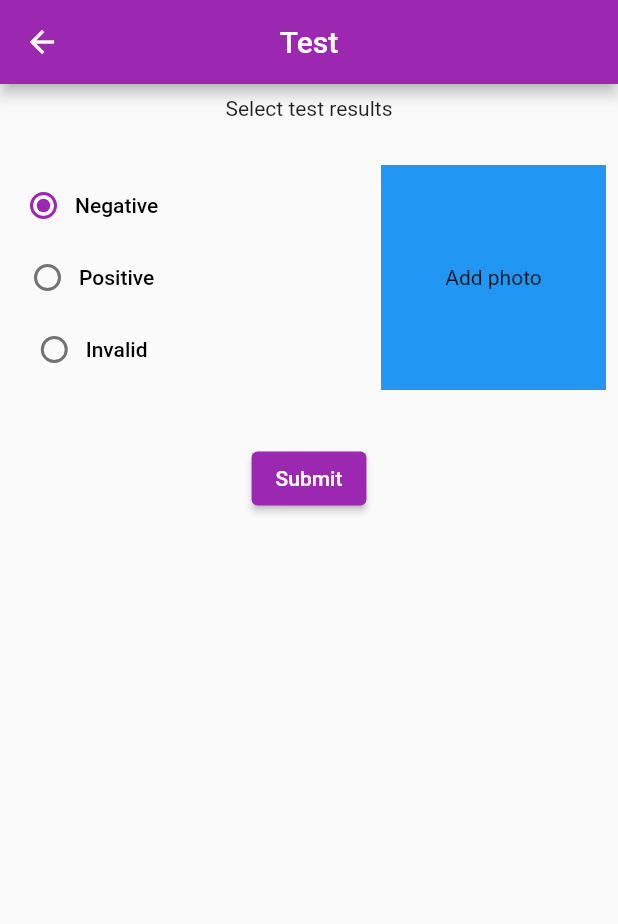
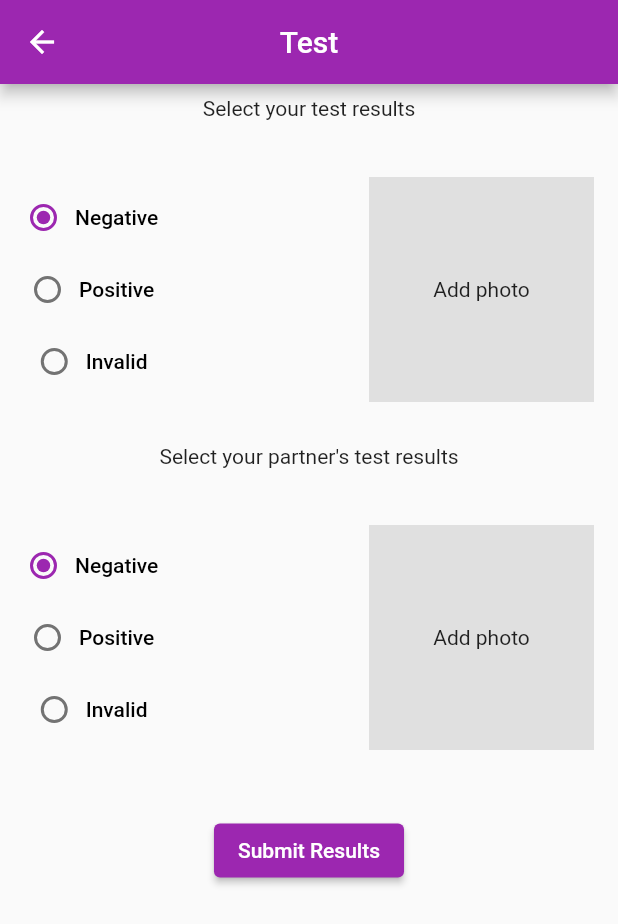
Before and after one commit to CharlesMuchogo/Smart_Test, a Flutter app: the Homepage screen opened directly, after a tap on "Couple", on a phone screen of 412 x 824 dp. Shown: the top 924 px of the screen. Run offline on Flutter 3.47's test engine with Material 2 defaults, Android fonts, the phone set to English and light mode, and no system bars; our stand-ins replace dio, equatable, firebase_core, firebase_storage, flutter_bloc, hydrated_bloc and 3 more; accounts and stored records are empty.

Commit message:
Added Partner test results

```diff
--- a/lib/Presentation/home.dart
+++ b/lib/Presentation/home.dart
@@ -72,7 +72,7 @@ class Homepage extends StatelessWidget {
               children: [
                 GestureDetector(
                   onTap: (){
-                    Navigator.push(context, PageTransition(type: PageTransitionType.fade, child: TestPage()));
+                    Navigator.push(context, PageTransition(type: PageTransitionType.fade, child: TestPage(couples: false,)));
 
                   },
                   child: Column(
@@ -96,7 +96,7 @@ class Homepage extends StatelessWidget {
                 ),
                 GestureDetector(
                   onTap: (){
-                    Navigator.push(context, PageTransition(type: PageTransitionType.fade, child: TestPage()));
+                    Navigator.push(context, PageTransition(type: PageTransitionType.fade, child: TestPage(couples: true,)));
                   },
                   child: Column(
                     children: [
--- a/lib/Presentation/testpage.dart
+++ b/lib/Presentation/testpage.dart
@@ -14,7 +14,9 @@ import '../common/enums.dart';
 // ... (other code)
 
 class TestPage extends StatefulWidget {
-  const TestPage({Key? key}) : super(key: key);
+  const TestPage({Key? key, required this.couples}) : super(key: key);
+
+  final bool couples;
 
   @override
   State<TestPage> createState() => _TestPageState();
@@ -25,7 +27,18 @@ class _TestPageState extends State<TestPage> {
   var imageFile;
   var imageUrl;
 
+
+
   bool hasImage = false;
+  bool showError = false;
+  //partner
+
+  var partnerImageFile;
+  var partnerImageUrl;
+
+  bool hasPartnerImage = false;
+  bool showPartnerError = false;
+
 
   ResultsBloc resultsBloc = ResultsBloc();
 
@@ -90,10 +103,13 @@ class _TestPageState extends State<TestPage> {
         create: (context) => resultsBloc,
         child: Padding(
           padding: const EdgeInsets.all(8.0),
+          child: SingleChildScrollView(
             child: Column(
               mainAxisAlignment: MainAxisAlignment.start,
               children: [
-              Center(child: Text("Select test results"),),
+                Column(
+                  children: [
+                    Center(child: Text("Select your test results"),),
                     SizedBox(height: 30,),
                     Row(
                       mainAxisAlignment: MainAxisAlignment.spaceBetween,
@@ -136,14 +152,88 @@ class _TestPageState extends State<TestPage> {
 
                         GestureDetector(
                             onTap: _pickImage,
+                            child: Column(
+                              children: [
+                                Padding(
+                                  padding: const EdgeInsets.all(8.0),
                                   child: Container(
-                        height: 150, width: 150, color: Colors.blue,
+                                    height: 150, width: 150, color: Colors.grey.shade300,
                                     child: hasImage ? Image.file(imageFile) : Center(
                                       child: Text("Add photo"),),
-                      ))
+                                  ),
+                                ),
+                                showError ? Text("Please select an image", style: TextStyle(color: Colors.red),): SizedBox()
+                              ],
+                            ),),
 
                       ],),
                     SizedBox(height: 20,),
+                  ],
+                ),
+
+               !widget.couples ? SizedBox() : Column(
+                  children: [
+                    Center(child: Text("Select your partner's test results"),),
+                    SizedBox(height: 30,),
+                    Row(
+                      mainAxisAlignment: MainAxisAlignment.spaceBetween,
+                      children: [
+                        Column(
+                          children: [
+                            RadioMenuButton<TestResults>(
+                              value: TestResults.Negative,
+                              groupValue: _selectedResult,
+                              onChanged: (value) {
+                                setState(() {
+                                  _selectedResult = value!;
+                                });
+                              },
+                              child: Text('Negative'),
+                            ),
+                            RadioMenuButton<TestResults>(
+                              value: TestResults.Positive,
+                              groupValue: _selectedResult,
+                              onChanged: (value) {
+                                setState(() {
+                                  _selectedResult = value!;
+                                });
+                              },
+                              child: Text('Positive'),
+                            ),
+                            RadioMenuButton<TestResults>(
+                              value: TestResults.Invalid,
+                              groupValue: _selectedResult,
+                              onChanged: (value) {
+                                setState(() {
+                                  _selectedResult = value!;
+                                });
+                              },
+                              child: Text('Invalid'),
+                            ),
+                          ],
+                        ),
+
+
+                        GestureDetector(
+                            onTap: _pickImage,
+                            child: Column(
+                              children: [
+                                Padding(
+                                  padding: const EdgeInsets.all(8.0),
+                                  child: Container(
+                                    height: 150, width: 150, color: Colors.grey.shade300,
+                                    child: hasImage ? Image.file(imageFile) : Center(
+                                      child: Text("Add photo"),),
+                                  ),
+                                ),
+                                showError ? Text("Please select an image", style: TextStyle(color: Colors.red),): SizedBox()
+                              ],
+                            ),),
+
+                      ],),
+                    SizedBox(height: 20,),
+                  ],
+                ),
 
                 BlocBuilder<ResultsBloc, ResultsState>(
                   builder: (context, state) {
@@ -154,8 +244,27 @@ class _TestPageState extends State<TestPage> {
                       padding: const EdgeInsets.all(15.0),
                       child: ElevatedButton(
                         onPressed: () {
-                        resultsBloc.add(UploadResults(results: _selectedResult.toString() , partnerResults: "N/A", image: imageUrl, partnerImage: "N/A"));
-                      }, child: Text("Submit"),),
+                          String testType = "";
+                          switch (_selectedResult) {
+                            case TestResults.Negative:
+                          testType ="Negative";
+                              break;
+                            case TestResults.Positive:
+                              testType ="Positive";
+                              break;
+                            case TestResults.Invalid:
+                              testType ="Invalid";
+                              break;
+                          }
+
+                          if(!hasImage){
+                            setState(() {
+                              showError = true;
+                            });
+                            return;
+                          }
+                          resultsBloc.add(UploadResults(results: testType , partnerResults: "N/A", image: imageUrl, partnerImage: "N/A"));
+                        }, child: Text("Submit Results"),),
                     );
                   },
                 )
@@ -164,6 +273,7 @@ class _TestPageState extends State<TestPage> {
             ),
           ),
         ),
+      ),
 
 
     );
```
Lines whose indentation alone changed are shown as unchanged.
